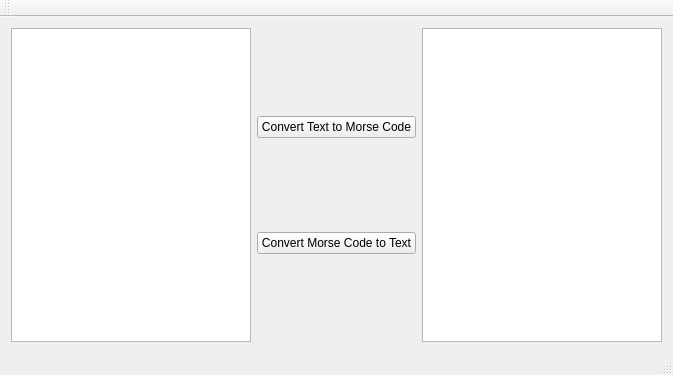
Above: Source/mainwindow.ui from Trinak/MorseCodeConverter before the change. Below: the same form after it.
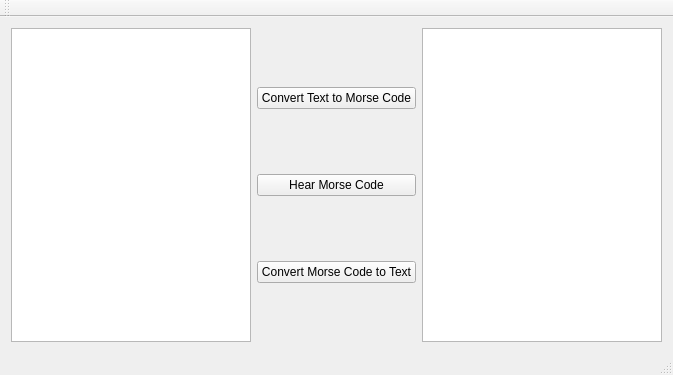
That is the form after the change.

```diff
--- a/Source/mainwindow.ui
+++ b/Source/mainwindow.ui
@@ -29,6 +29,13 @@
           </property>
          </widget>
         </item>
+        <item>
+         <widget class="QPushButton" name="hearMorseButton">
+          <property name="text">
+           <string>Hear Morse Code</string>
+          </property>
+         </widget>
+        </item>
         <item>
          <widget class="QPushButton" name="morseConvertButton">
           <property name="text">
```
